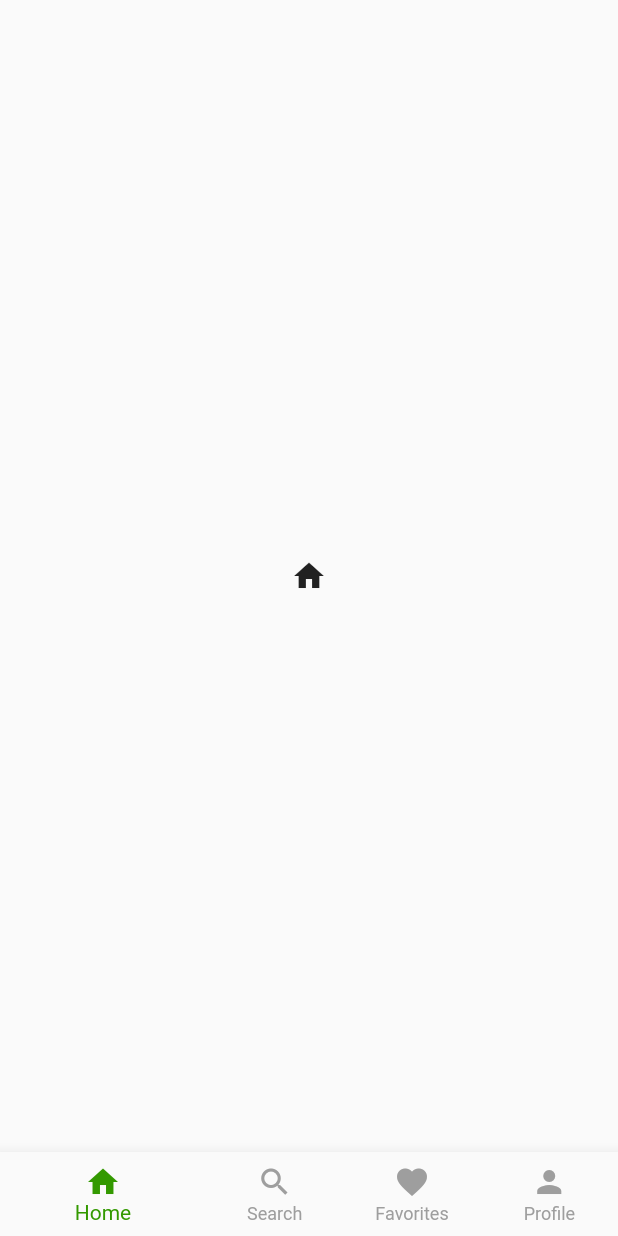
After one commit to SaulUrtecho/rental-car-app, a Flutter app: the AppView screen opened by its route, on a phone screen of 412 x 824 dp. The commit adds this screen. Run offline on Flutter 3.47's test engine with Material 2 defaults, Android fonts, the light colour scheme and no system bars.

Commit message:
new files added

```diff
--- /dev/null
+++ b/lib/ui/app_view/app_view.dart
@@ -0,0 +1,43 @@
+import 'package:flutter/material.dart';
+import 'package:rental_car_app/ui/design/app_colors.dart';
+import 'package:rental_car_app/ui/favourites/favorites_screen.dart';
+import 'package:rental_car_app/ui/home/home_screen.dart';
+import 'package:rental_car_app/ui/profile/profile_screen.dart';
+import 'package:rental_car_app/ui/search/search_screen.dart';
+
+class AppView extends StatefulWidget {
+  const AppView({super.key});
+
+  @override
+  State<AppView> createState() => _AppViewState();
+}
+
+class _AppViewState extends State<AppView> {
+  int _currentIndex = 0;
+  final List<Widget> _screens = const [
+    HomeScreen(),
+    SearchScreen(),
+    FavoritesScreen(),
+    ProfileScreen(),
+  ];
+
+  @override
+  Widget build(BuildContext context) {
+    return Scaffold(
+      body: _screens[_currentIndex],
+      bottomNavigationBar: BottomNavigationBar(
+        selectedItemColor: AppColors.green,
+        unselectedItemColor: Colors.grey,
+        showUnselectedLabels: true,
+        currentIndex: _currentIndex,
+        onTap: (index) => setState(() => _currentIndex = index),
+        items: const [
+          BottomNavigationBarItem(icon: Icon(Icons.home), label: 'Home'),
+          BottomNavigationBarItem(icon: Icon(Icons.search), label: 'Search'),
+          BottomNavigationBarItem(icon: Icon(Icons.favorite), label: 'Favorites'),
+          BottomNavigationBarItem(icon: Icon(Icons.person), label: 'Profile'),
+        ],
+      ),
+    );
+  }
+}
--- /dev/null
+++ b/lib/ui/design/app_colors.dart
@@ -0,0 +1,5 @@
+import 'package:flutter/animation.dart';
+
+class AppColors {
+  static const Color green = Color.fromRGBO(51, 153, 0, 1.0);
+}
--- /dev/null
+++ b/lib/ui/home/home_screen.dart
@@ -0,0 +1,12 @@
+import 'package:flutter/material.dart';
+
+class HomeScreen extends StatelessWidget {
+  const HomeScreen({super.key});
+
+  @override
+  Widget build(BuildContext context) {
+    return const Center(
+      child: Icon(Icons.home),
+    );
+  }
+}
--- a/lib/ui/onboarding/verify/components/number_box.dart
+++ b/lib/ui/onboarding/verify/components/number_box.dart
@@ -4,7 +4,6 @@ import 'package:flutter/material.dart';
 import 'package:rental_car_app/ui/routes/routes.dart';
 
 class NumberBox extends StatelessWidget {
-  /// set a new parameter
   final bool isLast;
   final bool autoFocus;
   final ValueSetter<String> onChanged;
@@ -13,7 +12,7 @@ class NumberBox extends StatelessWidget {
 
   Future<void> showLoadingDialog(BuildContext context) {
     Timer(const Duration(seconds: 3), () {
-      Navigator.of(context).pushNamedAndRemoveUntil(Routes.intro.name, (route) => false); // todo make home view
+      Navigator.of(context).pushNamedAndRemoveUntil(Routes.appView.name, (route) => false); // todo make home view
     });
     return showDialog<void>(
       context: context,
@@ -24,7 +23,9 @@ class NumberBox extends StatelessWidget {
             borderRadius: BorderRadius.all(Radius.circular(24.0)),
           ),
           content: Column(
+            /// modified the default size to min
             mainAxisSize: MainAxisSize.min,
+
             children: const [
               CircularProgressIndicator(
                 color: Colors.green,
--- a/lib/ui/routes/routes.dart
+++ b/lib/ui/routes/routes.dart
@@ -1,4 +1,5 @@
 import 'package:flutter/material.dart';
+import 'package:rental_car_app/ui/app_view/app_view.dart';
 import 'package:rental_car_app/ui/onboarding/intro/intro_screen.dart';
 import 'package:rental_car_app/ui/onboarding/signin/signin_screen.dart';
 import 'package:rental_car_app/ui/onboarding/signup/signup_screen.dart';
@@ -9,14 +10,16 @@ enum Routes {
   intro,
   signin,
   signup,
-  verify;
+  verify,
+  appView;
 
   static Map<String, Widget Function(BuildContext context)> routes(BuildContext context) {
     return {
       Routes.intro.name: (context) => const IntroScreen(),
       Routes.signin.name: (context) => const SigninScreen(),
       Routes.signup.name: (context) => const SignupScreen(),
-      Routes.verify.name: (context) => const VerifyScreen()
+      Routes.verify.name: (context) => const VerifyScreen(),
+      Routes.appView.name: (context) => const AppView(),
     };
   }
 }
```
Also changed, not shown: lib/ui/favourites/favorites_screen.dart (added, +12 -0 lines), lib/ui/profile/profile_screen.dart (added, +12 -0 lines), lib/ui/search/search_screen.dart (added, +12 -0 lines).
